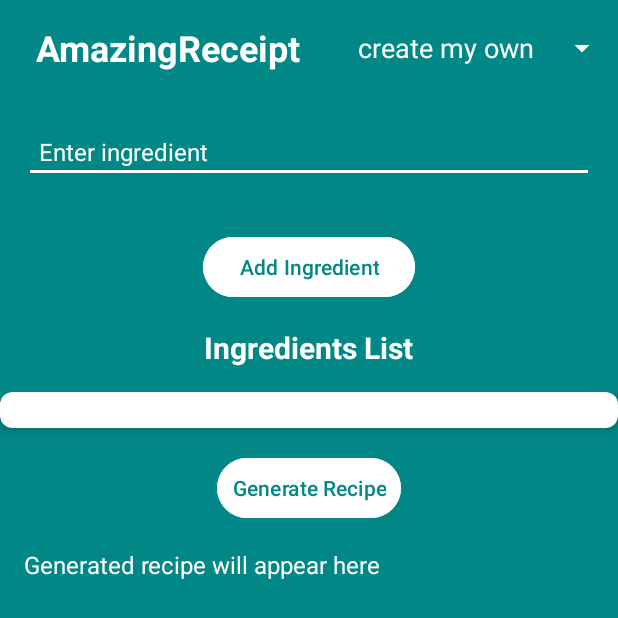
After one commit to dwj020724/Amazing_Recipe, an Android app: the CreateOwnRecipeActivity screen opened directly, with no data from a screen before it, on a phone screen of 412 x 824 dp. The commit adds this screen. Shown: the top 618 px of the screen. Run offline under Robolectric (Android 15) with nearby library versions, the phone set to English and light mode, and no system bars.

Commit message:
Finish create own activity and gpt AI feature

```diff
--- a/app/build.gradle.kts
+++ b/app/build.gradle.kts
@@ -45,4 +45,7 @@ dependencies {
     androidTestImplementation(libs.ext.junit)
     androidTestImplementation(libs.espresso.core)
     implementation("com.google.firebase:firebase-auth:23.1.0")
+    implementation("com.squareup.okhttp3:okhttp:4.12.0")
+    implementation("com.google.code.gson:gson:2.8.8") //For parsing JSON
+
 }
--- /dev/null
+++ b/app/src/main/java/com/example/mobileproject/CreateOwnRecipeActivity.java
@@ -0,0 +1,260 @@
+package com.example.mobileproject;
+
+import android.content.Intent;
+import android.os.Bundle;
+import android.view.View;
+import android.view.ViewGroup;
+import android.widget.AdapterView;
+import android.widget.ArrayAdapter;
+import android.widget.Button;
+import android.widget.EditText;
+import android.widget.LinearLayout;
+import android.widget.Spinner;
+import android.widget.TextView;
+import android.widget.Toast;
+
+import androidx.appcompat.app.AppCompatActivity;
+
+import java.util.ArrayList;
+
+import okhttp3.*;
+
+import com.example.mobileproject.Models.Message;
+import com.google.gson.Gson;
+import java.io.IOException;
+
+
+
+public class CreateOwnRecipeActivity extends AppCompatActivity {
+
+
+
+    private Spinner spinner;
+    private boolean isSpinnerInitial = true; // Flag to track initial setup
+    private EditText ingredientInput;
+    private Button submitButton;
+    private LinearLayout ingredientsLayout; // This is the LinearLayout with id display_ingredients
+    private ArrayList<String> ingredientsList; // List to store ingredients
+    private TextView generatedRecipeTextView;
+    @Override
+    protected void onCreate(Bundle savedInstanceState) {
+        super.onCreate(savedInstanceState);
+        setContentView(R.layout.activity_create_own_recipe);
+
+        ingredientInput = findViewById(R.id.ingredient_input);
+        submitButton = findViewById(R.id.submit_button);
+        ingredientsLayout = findViewById(R.id.display_ingredients);
+        spinner = findViewById(R.id.spinner_tags);
+        generatedRecipeTextView = findViewById(R.id.generatedRecipeTextView);
+
+//        testAPIConnection();
+        ingredientsList = new ArrayList<>();
+
+        // Use the same custom layouts as in MainActivity
+        ArrayAdapter<CharSequence> arrayAdapter = ArrayAdapter.createFromResource(
+                this,
+                R.array.tags, // Ensure this array is defined in strings.xml
+                R.layout.spinner_text // Custom layout for spinner items
+        );
+        arrayAdapter.setDropDownViewResource(R.layout.spinner_inner_text);
+
+        spinner.setAdapter(arrayAdapter);
+        spinner.setOnItemSelectedListener(spinnerSelectedListener);
+        // Set the spinner to "create my own"
+        String createMyOwnText = "create my own"; // Ensure this matches the case in your strings.xml
+        int position = arrayAdapter.getPosition(createMyOwnText);
+        if (position >= 0) {
+            spinner.setSelection(position);
+        }
+
+        // Handle submit button click
+        submitButton.setOnClickListener(view -> {
+            String ingredient = ingredientInput.getText().toString().trim();
+
+            if (!ingredient.isEmpty()) {
+                // Add the ingredient to the list
+                ingredientsList.add(ingredient);
+                // Update the UI
+                addIngredientView(ingredient);
+                // Clear the input field
+                ingredientInput.setText("");
+            } else {
+                Toast.makeText(this, "Please enter an ingredient", Toast.LENGTH_SHORT).show();
+            }
+        });
+
+        Button generateRecipeButton = findViewById(R.id.generate_recipe_button);
+        generateRecipeButton.setOnClickListener(v -> {
+            if (!ingredientsList.isEmpty()) {
+                callChatGPTAPI(); // Call the API when the button is clicked
+            } else {
+                Toast.makeText(this, "Please add some ingredients first", Toast.LENGTH_SHORT).show();
+            }
+        });
+    }
+
+
+
+    private void addIngredientView(String ingredient) {
+        // Create a horizontal LinearLayout to hold the ingredient TextView and buttons
+        LinearLayout ingredientLayout = new LinearLayout(this);
+        ingredientLayout.setLayoutParams(new LinearLayout.LayoutParams(
+                ViewGroup.LayoutParams.MATCH_PARENT,
+                ViewGroup.LayoutParams.WRAP_CONTENT));
+        ingredientLayout.setOrientation(LinearLayout.HORIZONTAL);
+        ingredientLayout.setPadding(0, 8, 0, 8);
+
+        // Create TextView for the ingredient
+        TextView ingredientTextView = new TextView(this);
+        ingredientTextView.setLayoutParams(new LinearLayout.LayoutParams(
+                0,
+                ViewGroup.LayoutParams.WRAP_CONTENT,
+                1)); // Weight of 1 to fill remaining space
+        ingredientTextView.setText(ingredient);
+        ingredientTextView.setTextSize(16);
+        ingredientTextView.setTextColor(getResources().getColor(R.color.black));
+
+        // Create Delete button
+        Button deleteButton = new Button(this);
+        deleteButton.setLayoutParams(new LinearLayout.LayoutParams(
+                ViewGroup.LayoutParams.WRAP_CONTENT,
+                ViewGroup.LayoutParams.WRAP_CONTENT));
+        deleteButton.setText("Delete");
+        deleteButton.setTextColor(getResources().getColor(R.color.green));
+        deleteButton.setBackgroundColor(getResources().getColor(R.color.white));
+
+        // Add views to the ingredientLayout
+        ingredientLayout.addView(ingredientTextView);
+//        ingredientLayout.addView(editButton);
+        ingredientLayout.addView(deleteButton);
+
+        // Add the ingredientLayout to the ingredientsLayout
+        ingredientsLayout.addView(ingredientLayout);
+
+
+        // Handle Delete button click
+        deleteButton.setOnClickListener(v -> {
+            // Remove the ingredient from the list and UI
+            ingredientsList.remove(ingredient);
+            ingredientsLayout.removeView(ingredientLayout);
+        });
+    }
+    private void callChatGPTAPI() {
+        // Create OkHttpClient instance
+        OkHttpClient client = new OkHttpClient();
+
+        // Prepare the list of ingredients as a single string
+        String ingredients = String.join(", ", ingredientsList);
+
+        // Create the request payload
+        ChatRequest chatRequest = new ChatRequest("gpt-3.5-turbo", new Message[]{new Message("user", "Create a recipe using these ingredients: " + ingredients)});
+        String json = new Gson().toJson(chatRequest);
+
+        // Create the request body
+        RequestBody body = RequestBody.create(json, MediaType.parse("application/json"));
+
+        // Create the request object
+        Request request = new Request.Builder()
+                .url("https://api.openai.com/v1/chat/completions")
+                .addHeader("Authorization", "Bearer APIKEY") // Replace with your actual API key
+                .post(body)
+                .build();
+
+        // Make the API call
+        client.newCall(request).enqueue(new Callback() {
+            @Override
+            public void onFailure(Call call, IOException e) {
+                e.printStackTrace();
+                // Run UI updates on the main thread
+                runOnUiThread(() -> Toast.makeText(CreateOwnRecipeActivity.this, "Failed to connect. Try again.", Toast.LENGTH_SHORT).show());
+            }
+
+            @Override
+            public void onResponse(Call call, Response response) throws IOException {
+                if (response.isSuccessful()) {
+                    String responseBody = response.body().string();
+                    ChatCompletionResponse completionResponse = new Gson().fromJson(responseBody, ChatCompletionResponse.class);
+                    String generatedRecipe = completionResponse.getChoices()[0].getMessage().getContent();
+
+                    runOnUiThread(() -> generatedRecipeTextView.setText(generatedRecipe));
+                } else {
+                    // Log the response details for troubleshooting
+                    String errorBody = response.body() != null ? response.body().string() : "No response body";
+                    System.out.println("Error Code: " + response.code());
+                    System.out.println("Error Body: " + errorBody);
+
+                    runOnUiThread(() -> Toast.makeText(CreateOwnRecipeActivity.this, "Failed to generate recipe. Status code: " + response.code() + ". Check logs for details.", Toast.LENGTH_LONG).show());
+                }
+            }
+            });
+    }
+
+//private void testAPIConnection() {
+//    OkHttpClient client = new OkHttpClient();
+//
+//    // Create a simple test message to verify connectivity
+//    String testJson = new Gson().toJson(new ChatRequest("gpt-3.5-turbo", new Message[]{new Message("user", "Test connection")}));
+//
+//    RequestBody body = RequestBody.create(testJson, MediaType.parse("application/json"));
+//    String apiKey = "Bearer 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";
+//    // Replace securely in your environment
+//
+//    Request request = new Request.Builder()
+//            .url("https://api.openai.com/v1/chat/completions")
+//            .addHeader("Authorization", apiKey)
+//            .post(body)
+//            .build();
+//
+//    client.newCall(request).enqueue(new Callback() {
+//        @Override
+//        public void onFailure(Call call, IOException e) {
+//            e.printStackTrace();
+//            runOnUiThread(() -> Toast.makeText(CreateOwnRecipeActivity.this, "Failed to connect to API. Check your connection or API key.", Toast.LENGTH_SHORT).show());
+//        }
+//
+//        @Override
+//        public void onResponse(Call call, Response response) throws IOException {
+//            if (response.isSuccessful()) {
+//                String responseBody = response.body().string();
+//                runOnUiThread(() -> Toast.makeText(CreateOwnRecipeActivity.this, "API Connection Successful!", Toast.LENGTH_SHORT).show());
+//                // Optionally log or display the response for debugging
+//                System.out.println("Response: " + responseBody);
+//            } else {
+//                runOnUiThread(() -> Toast.makeText(CreateOwnRecipeActivity.this, "API connection failed with status code: " + response.code(), Toast.LENGTH_SHORT).show());
+//            }
+//        }
+//    });
+//}
+
+
+
+    private final AdapterView.OnItemSelectedListener spinnerSelectedListener = new AdapterView.OnItemSelectedListener() {
+        @Override
+        public void onItemSelected(AdapterView<?> adapterView, View view, int i, long l) {
+            if (isSpinnerInitial) {
+                isSpinnerInitial = false; // Skip the initial setup
+                return;
+            }
+
+            String selectedTag = adapterView.getItemAtPosition(i).toString();
+
+
+            if (selectedTag.equals("create my own")) {
+                // Do nothing, stay in this activity
+            } else {
+                // Return to MainActivity and pass the selected tag
+                Intent resultIntent = new Intent();
+                resultIntent.putExtra("selected_tag", selectedTag);
+                setResult(RESULT_OK, resultIntent);
+                finish(); // Close this activity and go back to MainActivity
+            }
+        }
+
+        @Override
+        public void onNothingSelected(AdapterView<?> adapterView) {
+            // Handle cases when no item is selected if needed
+        }
+    };
+
+
+}
--- /dev/null
+++ b/app/src/main/res/layout/activity_create_own_recipe.xml
@@ -0,0 +1,132 @@
+<?xml version="1.0" encoding="utf-8"?>
+<LinearLayout xmlns:android="http://schemas.android.com/apk/res/android"
+    xmlns:app="http://schemas.android.com/apk/res-auto"
+    xmlns:tools="http://schemas.android.com/tools"
+    android:id="@+id/create_recipe_main"
+    android:layout_width="match_parent"
+    android:layout_height="match_parent"
+    android:background="@color/green"
+    android:gravity="center"
+    android:orientation="vertical"
+    tools:context=".CreateOwnRecipeActivity">
+
+    <!-- Toolbar similar to main layout -->
+    <androidx.appcompat.widget.Toolbar
+        android:layout_width="match_parent"
+        android:layout_height="?attr/actionBarSize">
+        <RelativeLayout
+            android:layout_width="match_parent"
+            android:layout_height="wrap_content"
+            android:layout_gravity="center_vertical">
+
+            <TextView
+                android:layout_width="wrap_content"
+                android:layout_height="match_parent"
+                android:layout_alignParentStart="true"
+                android:layout_marginStart="8dp"
+                android:gravity="center"
+                android:text="@string/app_name"
+                android:textColor="@color/white"
+                android:textSize="24sp"
+                android:textStyle="bold" />
+
+            <Spinner
+                android:id="@+id/spinner_tags"
+                android:layout_width="wrap_content"
+                android:layout_height="match_parent"
+                android:layout_alignParentEnd="true"
+                android:backgroundTint="@color/white"
+                android:entries="@array/tags"
+                android:gravity="center" />
+        </RelativeLayout>
+    </androidx.appcompat.widget.Toolbar>
+
+    <!-- Ingredient input section for custom recipe creation -->
+    <EditText
+        android:id="@+id/ingredient_input"
+        android:layout_width="match_parent"
+        android:layout_height="wrap_content"
+        android:layout_margin="16dp"
+        android:backgroundTint="@color/white"
+        android:hint="Enter ingredient"
+        android:padding="10dp"
+        android:textColor="@color/white"
+        android:textSize="16sp" />
+
+    <Button
+        android:id="@+id/submit_button"
+        android:layout_width="wrap_content"
+        android:layout_height="wrap_content"
+        android:layout_gravity="center"
+        android:layout_marginTop="16dp"
+        android:backgroundTint="@color/white"
+        android:text="Add Ingredient"
+        android:textColor="@color/green" />
+
+    <TextView
+        android:id="@+id/title_input_ingredients"
+        android:layout_width="wrap_content"
+        android:layout_height="wrap_content"
+        android:layout_marginBottom="8dp"
+        android:layout_marginTop="16dp"
+        android:text="Ingredients List"
+        android:textColor="@color/white"
+        android:textSize="20sp"
+        android:textStyle="bold" />
+
+    <!-- CardView for displaying and editing/deleting ingredients -->
+    <androidx.cardview.widget.CardView
+        android:id="@+id/card_view_ingredients"
+        android:layout_width="match_parent"
+        android:layout_height="wrap_content"
+        android:layout_marginTop="8dp"
+        android:backgroundTint="@color/white"
+        app:cardCornerRadius="8dp"
+        app:cardElevation="4dp">
+
+        <LinearLayout
+            android:id="@+id/display_ingredients"
+            android:layout_width="match_parent"
+            android:layout_height="wrap_content"
+            android:orientation="vertical"
+            android:padding="12dp">
+
+            <!-- Dynamically added ingredient items will go here -->
+
+        </LinearLayout>
+    </androidx.cardview.widget.CardView>
+
+    <Button
+        android:id="@+id/generate_recipe_button"
+        android:layout_width="wrap_content"
+        android:layout_height="wrap_content"
+        android:layout_marginTop="16dp"
+        android:backgroundTint="@color/white"
+        android:text="Generate Recipe"
+        android:textColor="@color/green"
+        android:padding="10dp" />
+
+    <ScrollView
+        android:layout_width="match_parent"
+        android:layout_height="wrap_content"
+        android:layout_margin="16dp">
+
+        <TextView
+            android:id="@+id/generatedRecipeTextView"
+            android:layout_width="match_parent"
+            android:layout_height="wrap_content"
+            android:text="Generated recipe will appear here"
+            android:textColor="@color/white"
+            android:textSize="16sp" />
+    </ScrollView>
+
+
+    <!-- RecyclerView and other elements similar to main layout (optional) -->
+    <androidx.recyclerview.widget.RecyclerView
+        android:id="@+id/recycler_view_custom"
+        android:layout_width="match_parent"
+        android:layout_height="0dp"
+        android:layout_margin="4dp"
+        android:layout_weight="1" />
+
+</LinearLayout>
```
Also changed, not shown: app/src/main/AndroidManifest.xml (+9 -7 lines), app/src/main/java/com/example/mobileproject/ChatCompletionResponse.java (added, +19 -0 lines), app/src/main/java/com/example/mobileproject/ChatRequest.java (added, +13 -0 lines), app/src/main/java/com/example/mobileproject/MainActivity.java (+65 -6 lines), app/src/main/java/com/example/mobileproject/Models/Message.java (added, +19 -0 lines).
